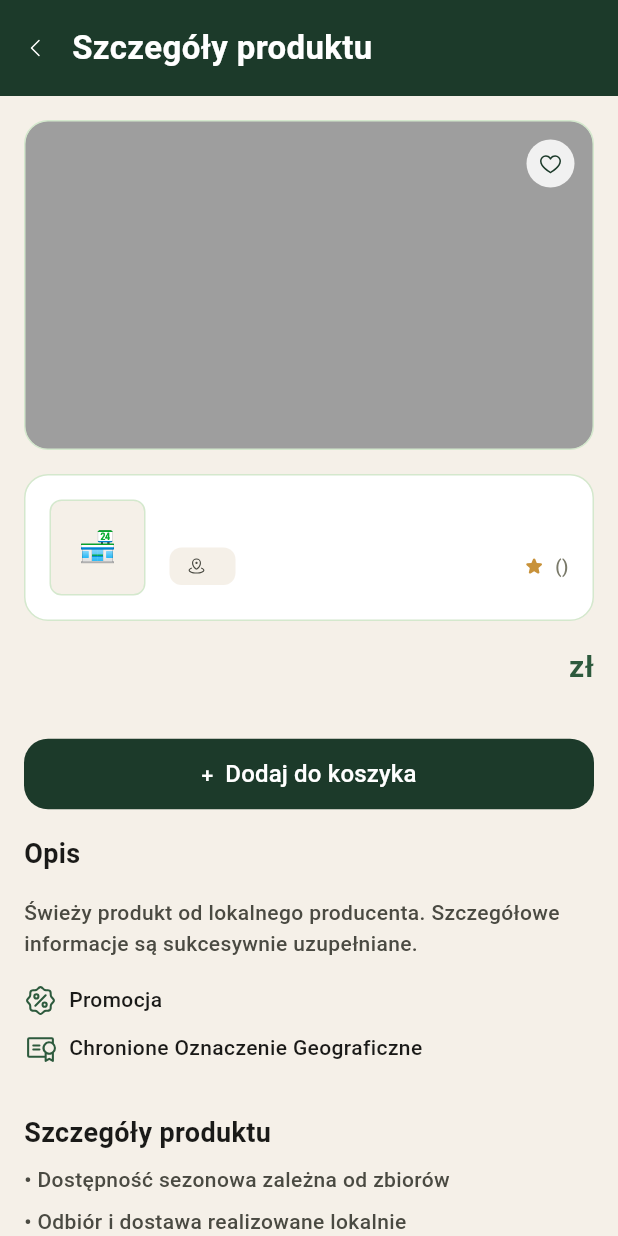
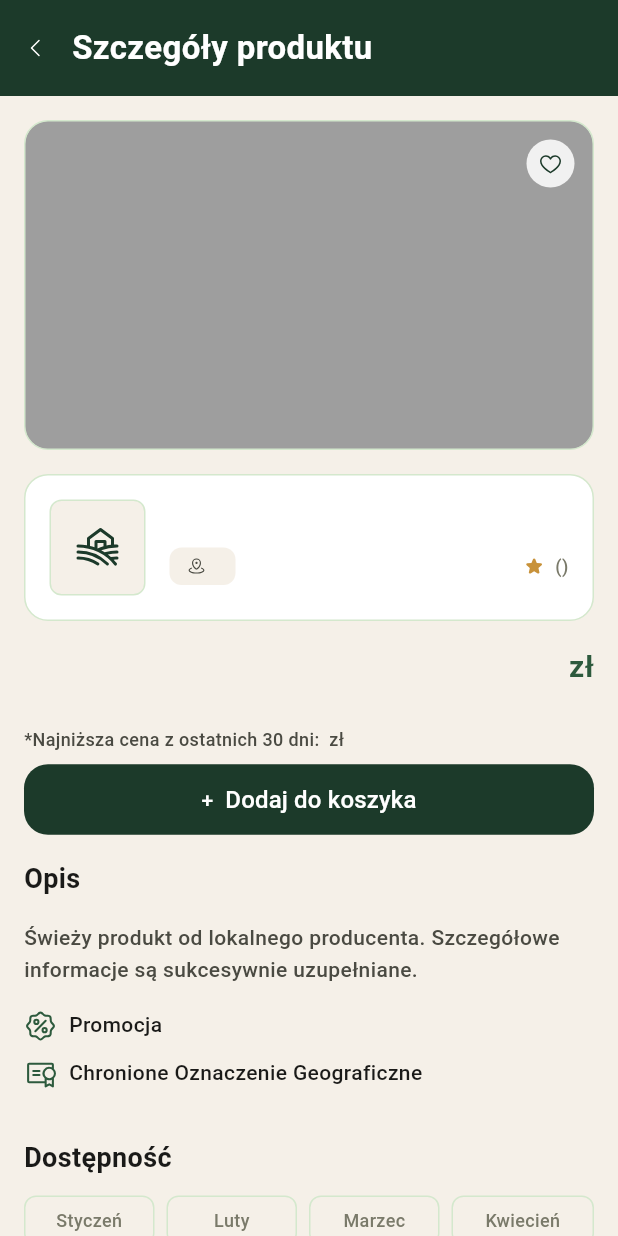
Before and after one commit to Cay00/LokalnyKoszyk, a Flutter app: the ProductDetailsScreen widget shown alone on an empty page, opened directly with empty values, on a phone screen of 412 x 824 dp. Run offline on Flutter 3.47's test engine with Material 3 defaults, Android fonts, the phone set to English and light mode, and no system bars; our stand-ins replace flutter_svg.

Commit message:
feat: Add farm icon and enhance product details screen with availability grid and price information

```diff
--- a/lib/screens/product/product_details_screen.dart
+++ b/lib/screens/product/product_details_screen.dart
@@ -104,9 +104,14 @@ class _ProductDetailsScreenState extends State<ProductDetailsScreen> {
                       border: Border.all(color: AppColors.border),
                     ),
                     alignment: Alignment.center,
-                    child: const Text(
-                      '🏪',
-                      style: TextStyle(fontSize: 20),
+                    child: SvgPicture.asset(
+                      'assets/icons/farm.svg',
+                      width: 32,
+                      height: 32,
+                      colorFilter: const ColorFilter.mode(
+                        AppColors.primary,
+                        BlendMode.srcIn,
+                      ),
                     ),
                   ),
                   const SizedBox(width: 16),
@@ -200,7 +205,15 @@ class _ProductDetailsScreenState extends State<ProductDetailsScreen> {
                 ),
               ],
             ),
-            const SizedBox(height: 16),
+            const SizedBox(height: 8),
+            Text(
+              '*Najniższa cena z ostatnich 30 dni: ${widget.product.price} zł',
+              style: const TextStyle(
+                fontSize: 12,
+                color: AppColors.textSecondary,
+              ),
+            ),
+            const SizedBox(height: 8),
             SizedBox(
               width: double.infinity,
               child: ElevatedButton(
@@ -293,6 +306,10 @@ class _ProductDetailsScreenState extends State<ProductDetailsScreen> {
                 ),
               ],
             ),
+            const SizedBox(height: 32),
+            const SectionHeader(title: 'Dostępność'),
+            const SizedBox(height: 12),
+            _MonthAvailabilityGrid(monthsAvailable: details.availableMonthIndices),
             const SizedBox(height: 32),
             const SectionHeader(title: 'Szczegóły produktu'),
             const SizedBox(height: 8),
@@ -419,6 +436,85 @@ class _ProductDetailsScreenState extends State<ProductDetailsScreen> {
   }
 }
 
+const List<String> _polishMonthLabels = <String>[
+  'Styczeń',
+  'Luty',
+  'Marzec',
+  'Kwiecień',
+  'Maj',
+  'Czerwiec',
+  'Lipiec',
+  'Sierpień',
+  'Wrzesień',
+  'Październik',
+  'Listopad',
+  'Grudzień',
+];
+
+class _MonthAvailabilityGrid extends StatelessWidget {
+  const _MonthAvailabilityGrid({
+    required this.monthsAvailable,
+  });
+
+  final Set<int> monthsAvailable;
+
+  @override
+  Widget build(BuildContext context) {
+    return Column(
+      children: List<Widget>.generate(3, (int row) {
+        return Padding(
+          padding: EdgeInsets.only(bottom: row < 2 ? 8 : 0),
+          child: Row(
+            children: List<Widget>.generate(4, (int col) {
+              final int month = row * 4 + col + 1;
+              final bool active = monthsAvailable.contains(month);
+              return Expanded(
+                child: Padding(
+                  padding: EdgeInsets.only(right: col < 3 ? 8 : 0),
+                  child: DecoratedBox(
+                    decoration: BoxDecoration(
+                      color: active ? AppColors.primary : AppColors.background,
+                      borderRadius: BorderRadius.circular(AppRadius.sm),
+                      border: Border.all(
+                        color: active ? AppColors.primary : AppColors.border,
+                      ),
+                    ),
+                    child: Material(
+                      color: Colors.transparent,
+                      child: InkWell(
+                        onTap: () {},
+                        borderRadius: BorderRadius.circular(AppRadius.sm),
+                        child: Padding(
+                          padding: const EdgeInsets.symmetric(vertical: 8, horizontal: 2),
+                          child: Center(
+                            child: FittedBox(
+                              fit: BoxFit.scaleDown,
+                              child: Text(
+                                _polishMonthLabels[month - 1],
+                                textAlign: TextAlign.center,
+                                maxLines: 1,
+                                style: TextStyle(
+                                  fontSize: 12,
+                                  fontWeight: active ? FontWeight.w600 : FontWeight.w500,
+                                  color: active ? AppColors.white : AppColors.textLight,
+                                ),
+                              ),
+                            ),
+                          ),
+                        ),
+                      ),
+                    ),
+                  ),
+                ),
+              );
+            }),
+          ),
+        );
+      }),
+    );
+  }
+}
+
 const String _sharedStorageDetailsText =
     'Przechowuj produkt w chłodnym miejscu, najlepiej w oryginalnym opakowaniu lub szczelnym pojemniku. '
     '\nPo otwarciu spożyć w możliwie krótkim czasie, zgodnie z informacją na etykiecie lub od sprzedawcy.';
@@ -429,12 +525,14 @@ class _LocalProductDetails {
     required this.highlights,
     required this.ingredients,
     required this.requiresColdStorage,
+    required this.availableMonthIndices,
   });
 
   final String description;
   final List<String> highlights;
   final List<String> ingredients;
   final bool requiresColdStorage;
+  final Set<int> availableMonthIndices;
 }
 
 const Map<String, _LocalProductDetails> _detailsById = <String, _LocalProductDetails>{
@@ -450,6 +548,7 @@ const Map<String, _LocalProductDetails> _detailsById = <String, _LocalProductDet
       'Rzodkiewka BIO 100%',
     ],
     requiresColdStorage: true,
+    availableMonthIndices: <int>{3, 4, 5, 6},
   ),
   'hp2': _LocalProductDetails(
     description:
@@ -463,6 +562,7 @@ const Map<String, _LocalProductDetails> _detailsById = <String, _LocalProductDet
       'Jaja kurze świeże',
     ],
     requiresColdStorage: true,
+    availableMonthIndices: <int>{1, 2, 3, 4, 5, 6, 7, 8, 9, 10, 11, 12},
   ),
   'p1': _LocalProductDetails(
     description:
@@ -476,6 +576,7 @@ const Map<String, _LocalProductDetails> _detailsById = <String, _LocalProductDet
       'Pomidory malinowe 100%',
     ],
     requiresColdStorage: false,
+    availableMonthIndices: <int>{6, 7, 8, 9, 10},
   ),
   'p2': _LocalProductDetails(
     description:
@@ -492,6 +593,7 @@ const Map<String, _LocalProductDetails> _detailsById = <String, _LocalProductDet
       'Podpuszczka',
     ],
     requiresColdStorage: true,
+    availableMonthIndices: <int>{1, 2, 3, 4, 5, 6, 7, 8, 9, 10, 11, 12},
   ),
 };
 
@@ -507,4 +609,5 @@ const _LocalProductDetails _fallbackDetails = _LocalProductDetails(
     'Składniki zostaną uzupełnione wkrótce.',
   ],
   requiresColdStorage: false,
+  availableMonthIndices: <int>{5, 6, 7, 8, 9},
 );
```
Also changed, not shown: assets/icons/farm.svg (added).
